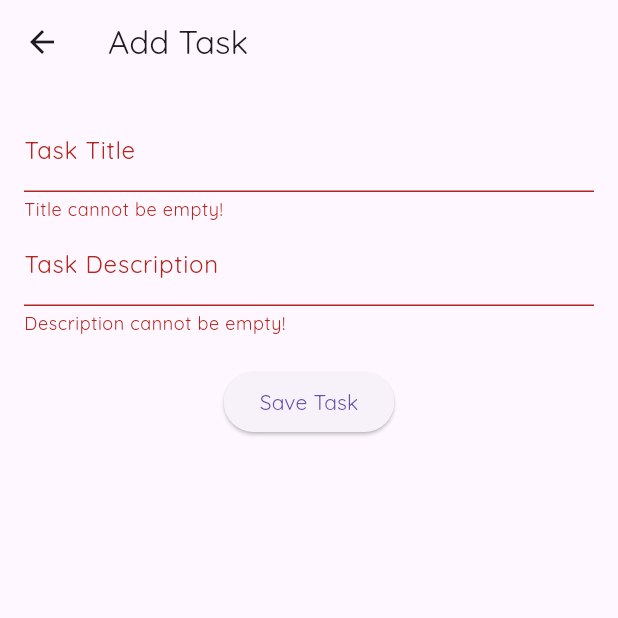
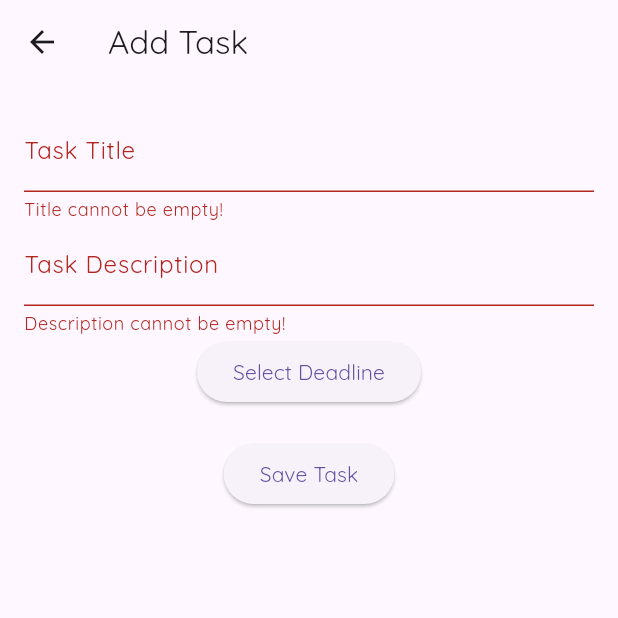
Before and after one commit to IMGIITRoorkee/Taskly, a Flutter app: the TaskFormScreen screen opened directly, after a tap on "Save Task", on a phone screen of 412 x 824 dp, the top half of it. Run offline on Flutter 3.47's test engine with Material 3 defaults, Android fonts, the light colour scheme and no system bars; our stand-ins replace flutter_slidable, fluttertoast, multiple_result, shared_preferences; accounts and stored records are empty; network calls fail; Roboto replaces fonts that are missing (Quicksand).

Commit message:
Added a deadline feature

```diff
--- a/lib/models/task.dart
+++ b/lib/models/task.dart
@@ -2,8 +2,11 @@ class Task {
   String title;
   String description;
   bool isCompleted;
+  DateTime deadline;
+  bool hasDeadline;
 
-  Task({required this.title, this.description = '', this.isCompleted = false});
+  Task({required this.title, this.description = '', this.isCompleted = false, DateTime? deadline, this.hasDeadline = false})
+      : deadline = deadline ?? DateTime.now();
 
   // Convert a Task object to JSON
   Map<String, dynamic> toJson() {
@@ -11,6 +14,8 @@ class Task {
       'title': title,
       'description': description,
       'isCompleted': isCompleted,
+      'deadline': deadline.toIso8601String(),
+      'hasDeadline': hasDeadline,
     };
   }
 
@@ -20,6 +25,8 @@ class Task {
       title: json['title'],
       description: json['description'],
       isCompleted: json['isCompleted'],
+      deadline: DateTime.parse(json['deadline']),
+      hasDeadline: json['hasDeadline'],
     );
   }
 }
--- a/lib/screens/taskform_screen.dart
+++ b/lib/screens/taskform_screen.dart
@@ -13,6 +13,8 @@ class _TaskFormScreenState extends State<TaskFormScreen> {
   final _key = GlobalKey<FormState>();
   final TextEditingController _titleController = TextEditingController();
   final TextEditingController _descController = TextEditingController();
+  var hasDeadline = false;
+  DateTime? deadline;
 
   @override
   Widget build(BuildContext context) {
@@ -48,6 +50,36 @@ class _TaskFormScreenState extends State<TaskFormScreen> {
                   return null;
                 },
               ),
+              // boolformfield for a bool value (hasDeadline)
+              // CheckboxListTile(value: hasDeadline, onChanged: (value)=>{
+              //   setState(() {
+              //     hasDeadline = value!;
+              //   })
+              // }, title: const Text('Has Deadline')),
+
+
+
+              // Date picker field for a DateTime value (deadline)
+              ElevatedButton(
+                onPressed: () async {
+                  final selectedDate = await showDatePicker(
+                    context: context,
+                    initialDate: DateTime.now(),
+                    firstDate: DateTime.now(),
+                    lastDate: DateTime(2025),
+                  );
+                  if (selectedDate != null) {
+                    setState(() {
+                      hasDeadline = true;
+                      deadline = selectedDate;
+                    });
+                  }
+                },
+                child: const Text('Select Deadline'),
+              ),
+
+
+
               const SizedBox(height: 20),
               ElevatedButton(
                 onPressed: () {
@@ -55,6 +87,8 @@ class _TaskFormScreenState extends State<TaskFormScreen> {
                     Task task = Task(
                       title: _titleController.text,
                       description: _descController.text,
+                      hasDeadline: hasDeadline,
+                      deadline: hasDeadline ? deadline: null,
                     );
                     Fluttertoast.showToast(msg: "Task Successfully Created!");
                     Navigator.pop(context,task);
```
Also changed, not shown: lib/screens/tasklist_screen.dart (+13 -1 lines).
